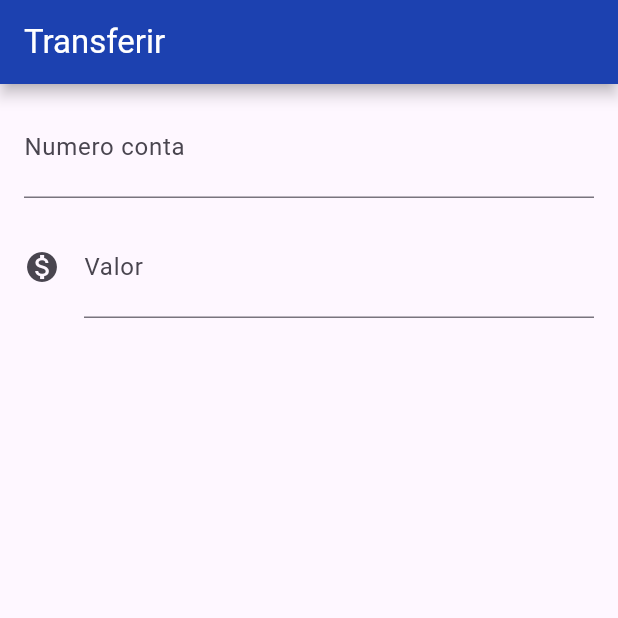
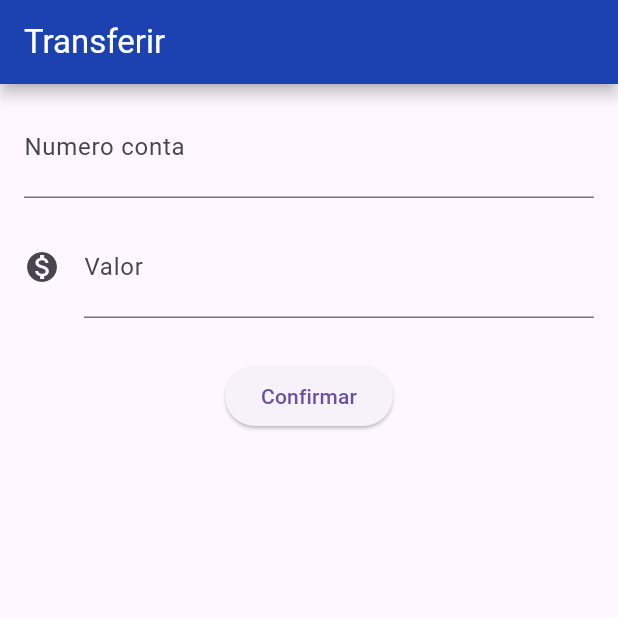
Before and after one commit to leticiamrosa/bytebank, a Flutter app: the screen it shows after launch, on a phone screen of 412 x 824 dp, the top half of it. Run offline on Flutter 3.47's test engine with Material 3 defaults, Android fonts, the phone set to English and light mode, and no system bars.

Commit message:
feat: create transferForm

```diff
--- a/lib/payments/model/transaction.dart
+++ b/lib/payments/model/transaction.dart
@@ -3,4 +3,9 @@ class Transaction {
   final int accountNumber;
 
   const Transaction(this.value, this.accountNumber);
+
+  @override
+  String toString() {
+    return 'Transferencia - value: $value, accountNumber: $accountNumber';
+  }
 }
--- a/lib/payments/presentation/screens/transfer_screen.dart
+++ b/lib/payments/presentation/screens/transfer_screen.dart
@@ -9,7 +9,7 @@ class TransferScreen extends StatelessWidget {
   @override
   Widget build(BuildContext context) {
     return Scaffold(
-      body: const TransferForm(),
+      body: TransferForm(),
       appBar: AppBar(
         backgroundColor: primaryColor,
         title: const Text(
--- a/lib/payments/presentation/widgets/transfer_form.dart
+++ b/lib/payments/presentation/widgets/transfer_form.dart
@@ -1,36 +1,56 @@
+import 'package:bytebank/payments/model/transaction.dart';
 import 'package:flutter/material.dart';
 
 class TransferForm extends StatelessWidget {
-  const TransferForm({super.key});
+  final TextEditingController controllerValueField = TextEditingController();
+
+  final TextEditingController controllerAccountNumberField =
+      TextEditingController();
+
+  TransferForm({super.key});
 
   @override
   Widget build(BuildContext context) {
-    return const Column(
+    return Column(
       children: [
         Padding(
-          padding: EdgeInsets.fromLTRB(16.0, 8.0, 16.0, 8.0),
+          padding: const EdgeInsets.fromLTRB(16.0, 8.0, 16.0, 8.0),
           child: TextField(
-            style: TextStyle(fontSize: 24.0),
-            decoration:
-                InputDecoration(labelText: 'Numero conta', hintText: '0000'),
+            style: const TextStyle(fontSize: 24.0),
+            decoration: const InputDecoration(
+                labelText: 'Numero conta', hintText: '0000'),
             keyboardType: TextInputType.number,
+            controller: controllerAccountNumberField,
           ),
         ),
         Padding(
-          padding: EdgeInsets.fromLTRB(16.0, 4.0, 16.0, 4.0),
+          padding: const EdgeInsets.fromLTRB(16.0, 4.0, 16.0, 4.0),
           child: TextField(
-            style: TextStyle(fontSize: 24.0),
-            decoration: InputDecoration(
+            style: const TextStyle(fontSize: 24.0),
+            decoration: const InputDecoration(
                 labelText: 'Valor',
                 hintText: '0.00',
                 icon: Icon(Icons.monetization_on)),
             keyboardType: TextInputType.number,
+            controller: controllerValueField,
           ),
         ),
-        // ElevatedButton(
-        //   onPressed: () {},
-        //   child: Text('confirmar'),
-        // )
+        Padding(
+          padding: const EdgeInsets.fromLTRB(16.0, 24.0, 16.0, 8.0),
+          child: ElevatedButton(
+            onPressed: () {
+              final int? accountNumber =
+                  int.tryParse(controllerAccountNumberField.text);
+              final double? value = double.tryParse(controllerValueField.text);
+
+              if (accountNumber != null && value != null) {
+                final newTransaction = Transaction(value, accountNumber);
+                debugPrint('$newTransaction');
+              }
+            },
+            child: const Text('Confirmar'),
+          ),
+        )
       ],
     );
   }
```
